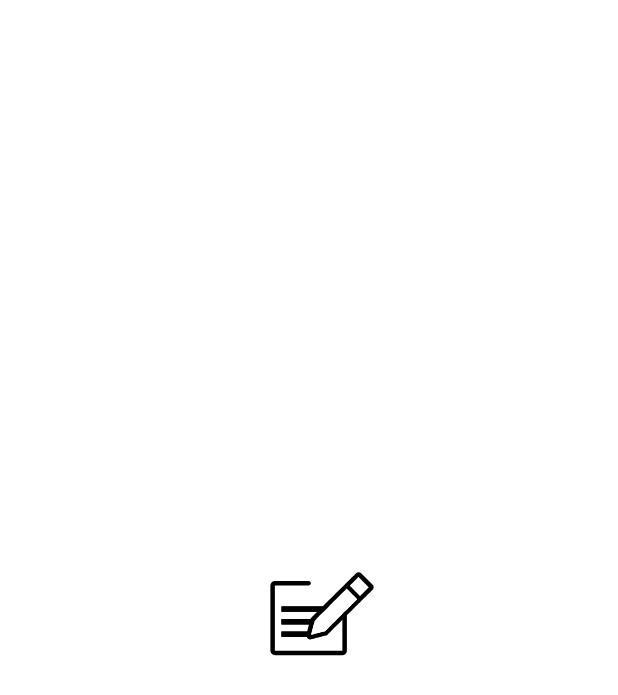
After one commit to YazidBintang27/simple-notes-app-flutter, a Flutter app: the first screen one second after launch, on a phone screen of 412 x 824 dp. The commit adds this screen. Shown: the top 695 px of the screen. Run offline on Flutter 3.47's test engine with Material 3 defaults, Android fonts, the phone set to English and light mode, and no system bars; drawn by our look-alikes of animated_splash_screen, lottie; our stand-ins replace get, google_fonts.

Commit message:
Development: Create Animated Splash Screen

```diff
--- a/lib/main.dart
+++ b/lib/main.dart
@@ -1,4 +1,5 @@
 import 'package:basic_notes_app/main_page.dart';
+import 'package:basic_notes_app/splash_screen.dart';
 import 'package:flutter/material.dart';
 import 'package:get/get_navigation/src/root/get_material_app.dart';
 
@@ -13,7 +14,7 @@ class MyApp extends StatelessWidget {
   Widget build(BuildContext context) {
     return const GetMaterialApp(
       debugShowCheckedModeBanner: false,
-      home: MainPage(),
+      home: SplashScreen(),
     );
   }
 }
--- /dev/null
+++ b/lib/splash_screen.dart
@@ -0,0 +1,25 @@
+import 'package:animated_splash_screen/animated_splash_screen.dart';
+import 'package:basic_notes_app/main_page.dart';
+import 'package:flutter/material.dart';
+import 'package:lottie/lottie.dart';
+
+class SplashScreen extends StatelessWidget {
+  const SplashScreen({super.key});
+
+  @override
+  Widget build(BuildContext context) {
+    return AnimatedSplashScreen(
+      splash: Column(
+        mainAxisAlignment: MainAxisAlignment.center,
+        children: [
+          Center(
+            child: LottieBuilder.asset("assets/lottie/Animation - 1710082998352.json"),
+          )
+        ],
+      ),
+      nextScreen: const MainPage(),
+      splashIconSize: 400,
+      backgroundColor: Colors.white,
+    );
+  }
+}
```
